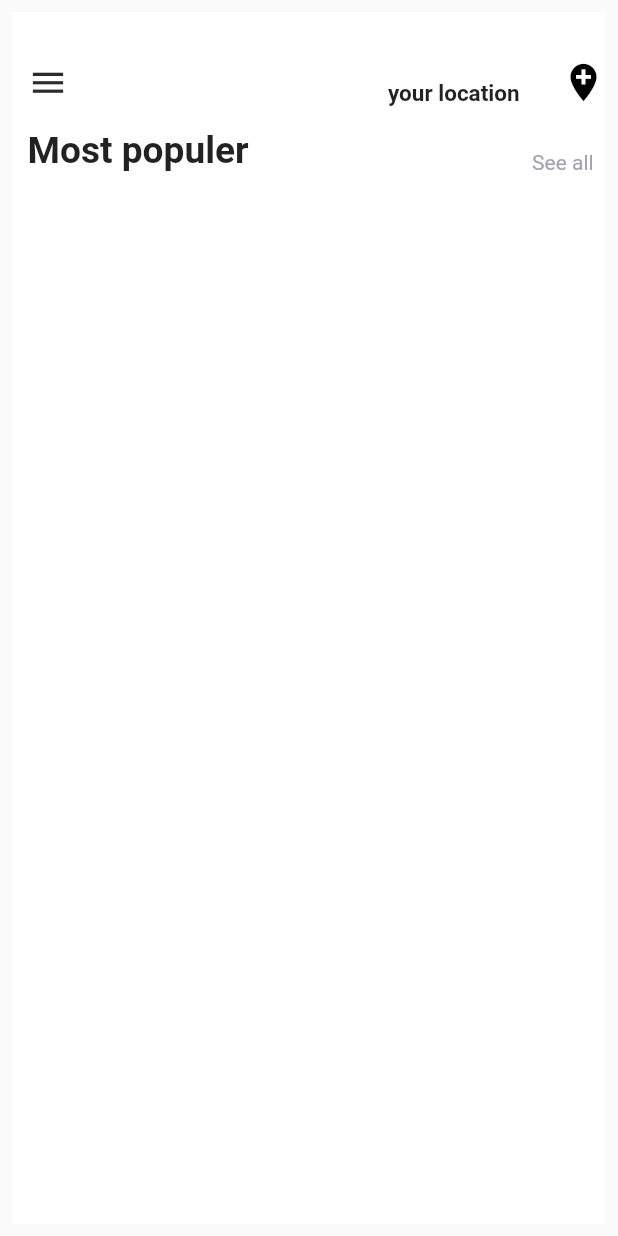
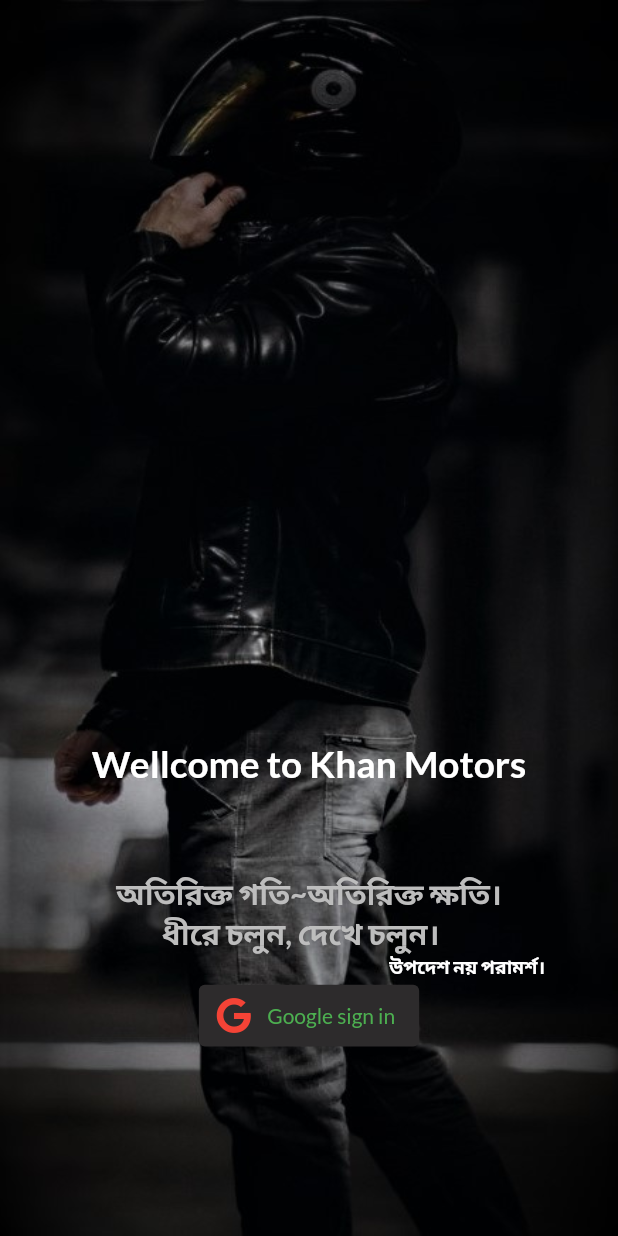
Before and after one commit to Faysal9991/Bike_Buy_sell_app, a Flutter app: the screen it shows after launch, on a phone screen of 412 x 824 dp. Run offline on Flutter 3.47's test engine with Material 2 defaults, Android fonts, the phone set to English and light mode, and no system bars; drawn by our look-alikes of flutter_slider_drawer; our stand-ins replace firebase_core, font_awesome_flutter, google_fonts, google_sign_in; accounts and stored records are empty.

Commit message:
google signin,desin and auth cheak

```diff
--- a/lib/homebody.dart
+++ /dev/null
@@ -1,36 +0,0 @@
-import 'package:flutter/material.dart';
-import 'package:carousel_slider/carousel_slider.dart';
-class HomePageBody extends StatefulWidget {
-  const HomePageBody({Key? key}) : super(key: key);
-
-  @override
-  _HomePageBodyState createState() => _HomePageBodyState();
-}
-
-class _HomePageBodyState extends State<HomePageBody> {
-  @override
-  Widget build(BuildContext context) {
-    final double height=MediaQuery.of(context).size.height;
-    final  double width=MediaQuery.of(context).size.width;
-    return Column(
-
-      children: [
-        Padding(
-          padding:  EdgeInsets.only(top: height*0.007,right: width*0.02,left: width*0.025),
-          child: Row(
-
-            children: [
-              Text("Most populer",style:TextStyle(fontSize: height*0.03,fontWeight: FontWeight.bold,)),
-              Spacer(),
-              Padding(
-                padding:  EdgeInsets.only(top: height*0.02),
-                child: Text("See all",style:TextStyle(color: Color(0xffA5A2B0))),
-              ),
-
-            ],
-          ),
-        )
-      ],
-    );
-  }
-}
--- /dev/null
+++ b/lib/login__ui/login_page.dart
@@ -0,0 +1,68 @@
+import 'package:flutter/material.dart';
+import 'package:google_sign_in/google_sign_in.dart';
+import 'package:google_fonts/google_fonts.dart';
+import 'package:font_awesome_flutter/font_awesome_flutter.dart';
+class loginPage extends StatefulWidget {
+  const loginPage({Key? key}) : super(key: key);
+
+  @override
+  State<loginPage> createState() => _loginPageState();
+}
+
+class _loginPageState extends State<loginPage> {
+  GoogleSignIn _googleSignIn =GoogleSignIn(scopes: ['Email']);
+  @override
+  Widget build(BuildContext context) {
+    GoogleSignInAccount? user = _googleSignIn.currentUser;
+    final double height=MediaQuery.of(context).size.height;
+    final  double width=MediaQuery.of(context).size.width;
+    return Scaffold(
+      // appBar: AppBar(
+      //
+      //   backgroundColor: Colors.black,
+      //   title: Text('Google Sign In(sing'+(user== null?'out':'in')+')'),
+      // ),
+      body:SafeArea(
+        child: Container(
+          height: height,
+          width: width,
+          decoration: BoxDecoration(
+    image: DecorationImage(
+    image: AssetImage("assets/images/fastbac.jpg"),
+    fit: BoxFit.fill,)
+          ),
+child: Column(
+  children: [
+    Padding(
+      padding:EdgeInsets.only(top: height*0.6),
+      child: Text("Wellcome to Khan Motors",style: GoogleFonts.lato(fontWeight: FontWeight.bold,fontSize: height*0.03,color: Colors.white),),
+    ),
+    Padding(
+      padding:  EdgeInsets.only(top: height*0.07),
+      child: Text("অতিরিক্ত গতি~অতিরিক্ত ক্ষতি।\n        ধীরে চলুন, দেখে চলুন।",style: GoogleFonts.lato(fontWeight: FontWeight.bold,fontSize: height*0.024,color:Color(0xffbdbdbd))),
+    ),
+    Padding(
+      padding: EdgeInsets.only(left: width*0.5),
+      child: Text("  উপদেশ নয় পরামর্শ।",style: GoogleFonts.lato(fontWeight: FontWeight.bold,fontSize: height*0.015,color: Colors.white,)),
+    ),
+    ElevatedButton.icon (onPressed: ()async{await _googleSignIn.signIn();
+        setState(() {});},
+        style: ElevatedButton.styleFrom(
+          primary: Color(0xff2D2B2C),
+          elevation: 0,
+          minimumSize: Size(width/4,height*0.05)
+        ),
+          icon:FaIcon(FontAwesomeIcons.google,color: Colors.red,),
+          label:  Text(" Google sign in",style: GoogleFonts.lato(color: Colors.green),)
+    )
+
+    // ElevatedButton(onPressed: ()async{await _googleSignIn.signOut();
+    // setState(() {});},
+    //       child: Text("sign out")),
+  ],
+),
+        ),
+      )
+    );
+  }
+}
--- a/lib/main.dart
+++ b/lib/main.dart
@@ -1,152 +1,20 @@
-import 'package:bikesellapp/homebody.dart';
 import 'package:firebase_core/firebase_core.dart';
 import 'package:flutter/cupertino.dart';
 import 'package:flutter/material.dart';
-import 'package:flutter_slider_drawer/flutter_slider_drawer.dart';
+import 'login__ui/login_page.dart';
 
 void main()async{
   WidgetsFlutterBinding.ensureInitialized();
   await Firebase.initializeApp();
   runApp(MyApp());
 }
-
-class MyApp extends StatefulWidget {
-  @override
-  _MyAppState createState() => _MyAppState();
-}
-
-class _MyAppState extends State<MyApp> {
-  GlobalKey<SliderDrawerState> _key = GlobalKey<SliderDrawerState>();
-  late String title;
-
-  @override
-  void initState() {
-    title = "your location";
-    super.initState();
-  }
+class MyApp extends StatelessWidget {
+  const MyApp({Key? key}) : super(key: key);
 
   @override
   Widget build(BuildContext context) {
     return MaterialApp(
-      debugShowCheckedModeBanner: false,
-      home: Scaffold(
-        body: Padding(
-          padding: const EdgeInsets.all(8.0),
-          child: SliderDrawer(
-              appBar: SliderAppBar(
-                  appBarColor: Colors.white,
-                  trailing: Icon(Icons.add_location,
-                    color: Colors.black,
-                    size: 30.0),
-                  title: Padding(
-                    padding: const EdgeInsets.only(top: 15,left: 175),
-                    child: Text(title,
-                        style: const TextStyle(
-                            fontSize: 15, fontWeight: FontWeight.w700)),
-                  )),
-              key: _key,
-              sliderOpenSize: 179,
-              slider: _SliderView(
-                onItemClick: (title) {
-                  _key.currentState!.closeSlider();
-                  setState(() {
-                    this.title = title;
-                  });
-                },
-              ),
-              child: HomePageBody()),
-        ),
-      ),
+      home: loginPage(),
     );
   }
 }
-
-class _SliderView extends StatefulWidget {
-  final Function(String)? onItemClick;
-
-  const _SliderView({Key? key, this.onItemClick}) : super(key: key);
-
-  @override
-  State<_SliderView> createState() => _SliderViewState();
-}
-
-class _SliderViewState extends State<_SliderView> {
-  @override
-  Widget build(BuildContext context) {
-    return Container(
-      color: Colors.white,
-      padding: const EdgeInsets.only(top: 30),
-      child: Column(
-        crossAxisAlignment: CrossAxisAlignment.center,
-        children: <Widget>[
-          SizedBox(
-            height: 30,
-          ),
-          CircleAvatar(
-            radius: 65,
-            backgroundColor: Colors.grey,
-            child: CircleAvatar(
-              radius: 60,
-              // backgroundImage: AssetImage(),
-            ),
-          ),
-          SizedBox(
-            height: 20,
-          ),
-          Text(
-            'Nick',
-            style: TextStyle(
-                color: Colors.black,
-                fontWeight: FontWeight.bold,
-                fontSize: 30,
-                fontFamily: 'BalsamiqSans'),
-          ),
-          SizedBox(
-            height: 20,
-          ),
-          _SliderMenuItem(
-              title: 'Home', iconData: Icons.home, onTap: widget.onItemClick),
-          _SliderMenuItem(
-              title: 'Add Post',
-              iconData: Icons.add_circle,
-              onTap: widget.onItemClick),
-          _SliderMenuItem(
-              title: 'Notification',
-              iconData: Icons.notifications_active,
-              onTap: widget.onItemClick),
-          _SliderMenuItem(
-              title: 'Likes', iconData: Icons.favorite, onTap: widget.onItemClick),
-          _SliderMenuItem(
-              title: 'Setting', iconData: Icons.settings, onTap: widget.onItemClick),
-          _SliderMenuItem(
-              title: 'LogOut',
-              iconData: Icons.arrow_back_ios,
-              onTap: widget.onItemClick),
-        ],
-      ),
-    );
-  }
-}
-
-class _SliderMenuItem extends StatelessWidget {
-  final String title;
-  final IconData iconData;
-  final Function(String)? onTap;
-
-  const _SliderMenuItem(
-      {Key? key,
-        required this.title,
-        required this.iconData,
-        required this.onTap})
-      : super(key: key);
-
-  @override
-  Widget build(BuildContext context) {
-    return ListTile(
-        title: Text(title,
-            style: TextStyle(
-                color: Colors.black, fontFamily: 'BalsamiqSans_Regular')),
-        leading: Icon(iconData, color: Colors.black),
-        onTap: () => onTap?.call(title));
-  }
-}
--- a/pubspec.yaml
+++ b/pubspec.yaml
@@ -32,6 +32,8 @@ dependencies:
   firebase_auth: ^3.3.9
   google_sign_in: ^5.2.4
   carousel_slider: ^4.0.0
+  google_fonts: ^2.3.1
+  font_awesome_flutter: ^9.2.0
   flutter:
     sdk: flutter
 
@@ -65,8 +67,8 @@ flutter:
   uses-material-design: true
 
   # To add assets to your application, add an assets section, like this:
-  # assets:
-  #   - images/a_dot_burr.jpeg
+  assets:
+    - assets/images/
   #   - images/a_dot_ham.jpeg
 
   # An image asset can refer to one or more resolution-specific "variants", see
```
Also changed, not shown: assets/images/fastbac.jpg (added), pubspec.lock.
